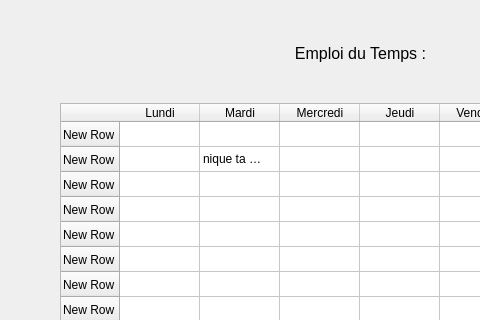
Old version of the form modules/IHM/IHM_en_Qt/4EdTDoc.ui in the repository Nathanwolfy/projetprogrammation2021; both pictures show x 0 to 480 and y 97 to 417 of the 714 by 614 pixel window.
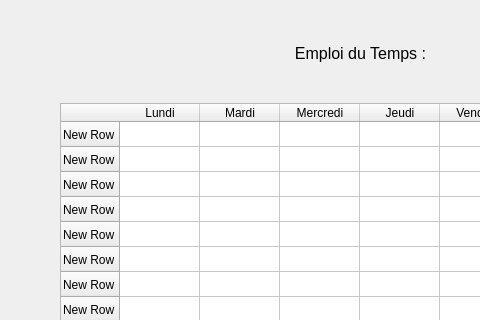
New version of the form.

Commit message: il me gave avec ses trucs

Diff of the .ui file:
```diff
--- a/modules/IHM/IHM_en_Qt/4EdTDoc.ui
+++ b/modules/IHM/IHM_en_Qt/4EdTDoc.ui
@@ -126,7 +126,7 @@
    </column>
    <item row="1" column="1">
     <property name="text">
-     <string>nique ta mere</string>
+     <string/>
     </property>
    </item>
   </widget>
```
